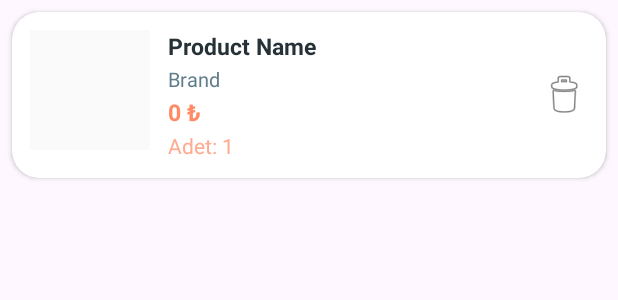
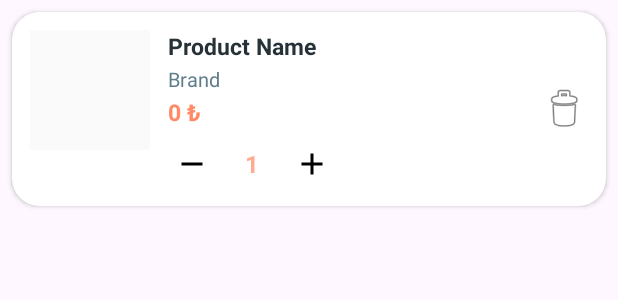
Before and after one commit to MertYigit0/ETicaret, an Android app: the layout item_cart.xml on its own in the app's theme, with its tools: preview values and no code run, on a phone screen of 412 x 824 dp. Shown: the top 300 px of the screen. Run offline under Robolectric (Android 15) with nearby library versions, the phone set to English and light mode, and no system bars.

Commit message:
feat: Implement quantity adjustment in cart items
This commit introduces functionality to adjust the quantity of items directly within the cart.

- **UI Changes (`item_cart.xml`):**
    - Added "Plus" and "Minus" ImageButtons to each cart item for quantity adjustment.
    - The quantity display is now a simple number instead of "Adet: X".
    - Added new drawables `outline_add_24.xml` and `baseline_remove_24.xml` for these buttons.

- **Adapter Logic (`CartAdapter.kt`):**
    - The adapter now takes an `onQuantityUpdate` callback in addition to `onDeleteClick`.
    - Click listeners for the "Plus" and "Minus" buttons call `onQuantityUpdate` with the item and the new quantity.
    - If the quantity is reduced to 1 and "Minus" is pressed, a confirmation dialog is shown to remove the item (triggering `onDeleteClick`).

- **ViewModel Logic (`CartViewModel.kt`):**
    - Added `_updateQuantityResult` LiveData to communicate the result of quantity updates.
    - Implemented `updateQuantity(cartItem: CartItem, newQuantity: Int, kullaniciAdi: String)`:
        - If `newQuantity` is 0 or less, it calls `removeFromCart`.
        - Otherwise, it removes the existing item and then adds it back with the `newQuantity`.
        - After a successful update, it refreshes the cart by calling `fetchCart`.

- **Fragment Integration (`CartFragment.kt`):**
    - The `CartAdapter` is initialized with the new `onQuantityUpdate` callback, which calls `viewModel.updateQuantity`.
    - An observer is added for `viewModel.updateQuantityResult` to show loading indicators and Snackbar messages for success or error.

- **Model (`CartItem.kt`):**
    - Removed the commented-out `urun_id` field.

```diff
--- a/app/src/main/java/com/example/eticaret/data/model/CartItem.kt
+++ b/app/src/main/java/com/example/eticaret/data/model/CartItem.kt
@@ -6,7 +6,6 @@ import kotlinx.parcelize.Parcelize
 @Parcelize
 data class CartItem(
     val sepetId: Int,
-    //val urun_id: Int,
     val ad: String,
     val fiyat: Int,
     val resim: String,
--- a/app/src/main/java/com/example/eticaret/data/repository/ProductRepository.kt
+++ b/app/src/main/java/com/example/eticaret/data/repository/ProductRepository.kt
@@ -1,4 +1,6 @@
 package com.example.eticaret.data.repository
+
+import android.util.Log
 
 import com.example.eticaret.data.model.Product
 import com.example.eticaret.data.model.CartItem
@@ -37,13 +39,15 @@ class ProductRepository {
                 )
                 emptyResponse
             }
-        } catch (e: Exception) {
+        }  catch (e: Exception) {
             // JSON parsing hatası veya network hatası durumunda boş sepet döndür
             val emptyResponse = retrofit2.Response.success(
                 CartListResponse(urunler_sepeti = emptyList(), success = 0)
             )
             emptyResponse
         }
+
+
     }
 
     suspend fun addProductToCart(
--- /dev/null
+++ b/app/src/main/res/drawable/baseline_remove_24.xml
@@ -0,0 +1,5 @@
+<vector xmlns:android="http://schemas.android.com/apk/res/android" android:height="24dp" android:tint="#000000" android:viewportHeight="24" android:viewportWidth="24" android:width="24dp">
+
+    <path android:fillColor="@android:color/white" android:pathData="M19,13H5v-2h14v2z"/>
+
+</vector>
--- /dev/null
+++ b/app/src/main/res/drawable/outline_add_24.xml
@@ -0,0 +1,5 @@
+<vector xmlns:android="http://schemas.android.com/apk/res/android" android:height="24dp" android:tint="#000000" android:viewportHeight="960" android:viewportWidth="960" android:width="24dp">
+
+    <path android:fillColor="@android:color/white" android:pathData="M440,520L200,520L200,440L440,440L440,200L520,200L520,440L760,440L760,520L520,520L520,760L440,760L440,520Z"/>
+
+</vector>
--- a/app/src/main/res/layout/item_cart.xml
+++ b/app/src/main/res/layout/item_cart.xml
@@ -58,14 +58,47 @@
                 android:textStyle="bold"
                 android:textSize="15sp" />
 
-            <TextView
-                android:id="@+id/textCartProductQuantity"
+            <!-- Quantity Controls -->
+            <LinearLayout
                 android:layout_width="wrap_content"
                 android:layout_height="wrap_content"
-                android:text="Adet: 1"
-                android:textSize="14sp"
-                android:layout_marginTop="2dp"
-                android:textColor="@color/shop_category2" />
+                android:orientation="horizontal"
+                android:layout_marginTop="8dp"
+                android:gravity="center_vertical">
+
+                <ImageButton
+                    android:id="@+id/buttonMinus"
+                    android:layout_width="32dp"
+                    android:layout_height="32dp"
+                    android:src="@drawable/baseline_remove_24"
+                    android:background="?attr/selectableItemBackgroundBorderless"
+                    android:contentDescription="Decrease Quantity"
+                    android:scaleType="centerInside"
+                    android:padding="4dp" />
+
+                <TextView
+                    android:id="@+id/textCartProductQuantity"
+                    android:layout_width="wrap_content"
+                    android:layout_height="wrap_content"
+                    android:text="1"
+                    android:textSize="16sp"
+                    android:textStyle="bold"
+                    android:textColor="@color/shop_category2"
+                    android:layout_marginHorizontal="12dp"
+                    android:minWidth="24dp"
+                    android:gravity="center" />
+
+                <ImageButton
+                    android:id="@+id/buttonPlus"
+                    android:layout_width="32dp"
+                    android:layout_height="32dp"
+                    android:src="@drawable/outline_add_24"
+                    android:background="?attr/selectableItemBackgroundBorderless"
+                    android:contentDescription="Increase Quantity"
+                    android:scaleType="centerInside"
+                    android:padding="4dp" />
+
+            </LinearLayout>
         </LinearLayout>
 
         <ImageView
--- a/gradle/libs.versions.toml
+++ b/gradle/libs.versions.toml
@@ -10,6 +10,7 @@ material = "1.10.0"
 activity = "1.8.0"
 constraintlayout = "2.1.4"
 
+
 [libraries]
 androidx-core-ktx = { group = "androidx.core", name = "core-ktx", version.ref = "coreKtx" }
 junit = { group = "junit", name = "junit", version.ref = "junit" }
@@ -20,6 +21,7 @@ material = { group = "com.google.android.material", name = "material", version.r
 androidx-activity = { group = "androidx.activity", name = "activity", version.ref = "activity" }
 androidx-constraintlayout = { group = "androidx.constraintlayout", name = "constraintlayout", version.ref = "constraintlayout" }
 
+
 [plugins]
 android-application = { id = "com.android.application", version.ref = "agp" }
 kotlin-android = { id = "org.jetbrains.kotlin.android", version.ref = "kotlin" }
```
Also changed, not shown: app/src/main/java/com/example/eticaret/ui/cart/CartAdapter.kt (+38 -2 lines), app/src/main/java/com/example/eticaret/ui/cart/CartFragment.kt (+26 -0 lines), app/src/main/java/com/example/eticaret/ui/cart/CartViewModel.kt (+42 -0 lines).
